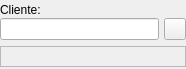
First picture: the form in bulmages/bulmafact/src/busquedaclientebase.ui, repository eboladev/Bulmages-1, before the edit.
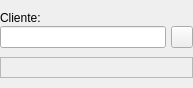
Second picture: the form after the edit. Icons and pictures are not drawn.

Patch:
```diff
--- a/bulmages/bulmafact/src/busquedaclientebase.ui
+++ b/bulmages/bulmafact/src/busquedaclientebase.ui
@@ -5,8 +5,8 @@
    <rect>
     <x>0</x>
     <y>0</y>
-    <width>186</width>
-    <height>69</height>
+    <width>193</width>
+    <height>88</height>
    </rect>
   </property>
   <property name="windowTitle" >
@@ -14,18 +14,6 @@
   </property>
   <layout class="QVBoxLayout" >
    <property name="spacing" >
-    <number>5</number>
-   </property>
-   <property name="leftMargin" >
-    <number>0</number>
-   </property>
-   <property name="topMargin" >
-    <number>0</number>
-   </property>
-   <property name="rightMargin" >
-    <number>0</number>
-   </property>
-   <property name="bottomMargin" >
     <number>0</number>
    </property>
    <item>
@@ -48,7 +36,9 @@
      <item>
       <widget class="QLabel" name="mui_labelCliente" >
        <property name="sizePolicy" >
-        <sizepolicy vsizetype="Fixed" hsizetype="Preferred" >
+        <sizepolicy>
+         <hsizetype>0</hsizetype>
+         <vsizetype>0</vsizetype>
          <horstretch>0</horstretch>
          <verstretch>0</verstretch>
         </sizepolicy>
@@ -84,7 +74,9 @@
        <item>
         <widget class="QLineEdit" name="m_cifcliente" >
          <property name="sizePolicy" >
-          <sizepolicy vsizetype="Fixed" hsizetype="Preferred" >
+          <sizepolicy>
+           <hsizetype>7</hsizetype>
+           <vsizetype>0</vsizetype>
            <horstretch>0</horstretch>
            <verstretch>0</verstretch>
           </sizepolicy>
@@ -135,7 +127,9 @@
    <item>
     <widget class="QLabel" name="m_nomcliente" >
      <property name="sizePolicy" >
-      <sizepolicy vsizetype="Fixed" hsizetype="Expanding" >
+      <sizepolicy>
+       <hsizetype>7</hsizetype>
+       <vsizetype>0</vsizetype>
        <horstretch>0</horstretch>
        <verstretch>0</verstretch>
       </sizepolicy>
```
Left out of the diff: 33 changed lines with no effect on the pictures.
